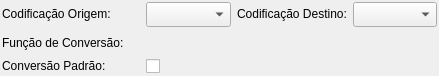
Old version of the form libpgmodeler_ui/ui/conversaocodificacaowidget.ui in the repository pgmodeler/pgmodeler.
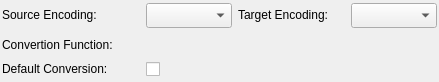
New version of the form.

What changed in the file:
```diff
--- a/libpgmodeler_ui/ui/conversaocodificacaowidget.ui
+++ b/libpgmodeler_ui/ui/conversaocodificacaowidget.ui
@@ -7,7 +7,7 @@
     <x>0</x>
     <y>0</y>
     <width>439</width>
-    <height>74</height>
+    <height>82</height>
    </rect>
   </property>
   <property name="minimumSize">
@@ -47,7 +47,7 @@
       </size>
      </property>
      <property name="text">
-      <string>Codificação Origem:</string>
+      <string>Source Encoding:</string>
      </property>
     </widget>
    </item>
@@ -85,7 +85,7 @@
       </size>
      </property>
      <property name="text">
-      <string>Codificação Destino:</string>
+      <string>Target Encoding:</string>
      </property>
     </widget>
    </item>
@@ -123,7 +123,7 @@
       </size>
      </property>
      <property name="text">
-      <string>Função de Conversão:</string>
+      <string>Convertion Function:</string>
      </property>
     </widget>
    </item>
@@ -161,7 +161,7 @@
       </size>
      </property>
      <property name="text">
-      <string>Conversão Padrão:</string>
+      <string>Default Conversion:</string>
      </property>
     </widget>
    </item>
```
